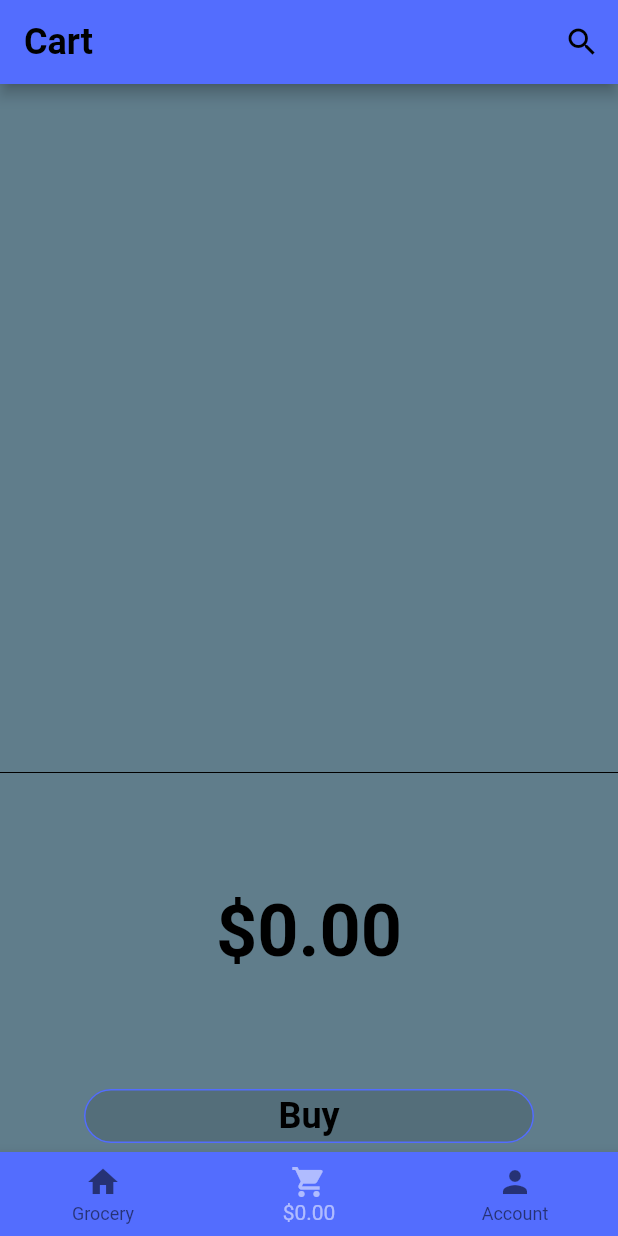
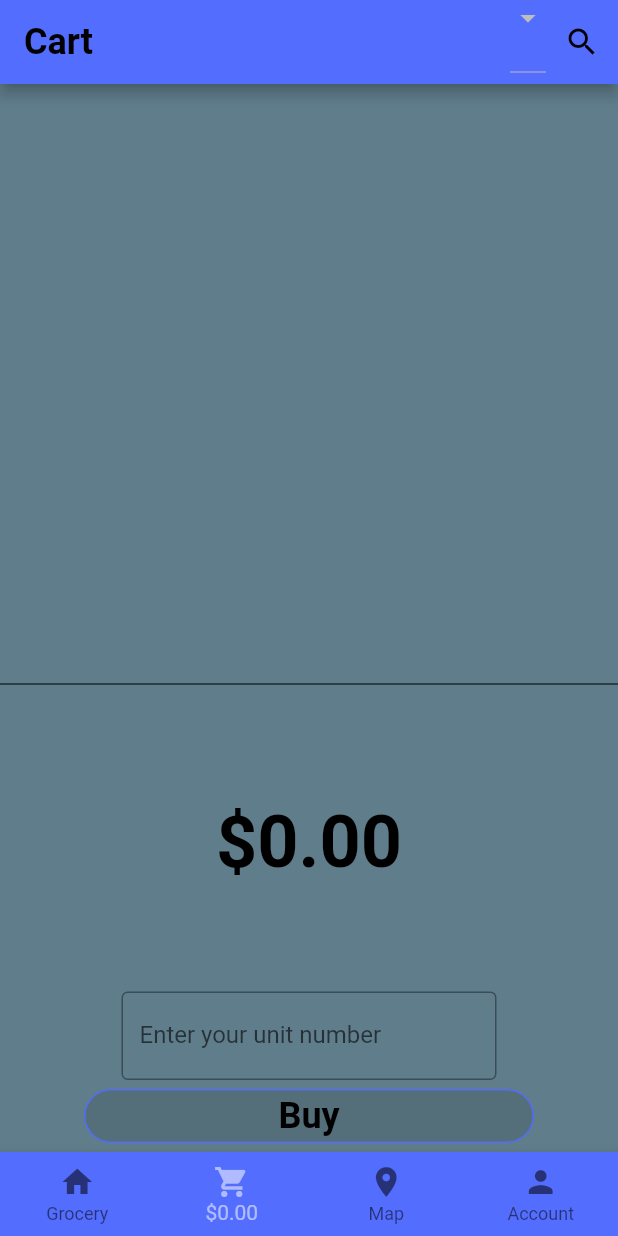
Before and after one commit to SamuelKampen/grocery_bullet, a Flutter app: the Home screen opened directly, item 2 of the bottom bar chosen, on a phone screen of 412 x 824 dp. Run offline on Flutter 3.47's test engine with Material 2 defaults, Android fonts, the phone set to English and light mode, and no system bars; our stand-ins replace cloud_firestore, firebase_auth, font_awesome_flutter, geolocator, google_maps_flutter, google_sign_in; missing offline and left inert: square_in_app_payments; accounts and stored records are empty; Roboto replaces fonts that are missing (Corben).

Commit message:
Add multiple locations.

```diff
--- a/lib/authentication/authenticator.dart
+++ b/lib/authentication/authenticator.dart
@@ -12,7 +12,6 @@ class Authenticator {
 
   Future<FirebaseUser> signInWithGoogle() async {
     GoogleSignInAccount googleUser = await _googleSignIn.signIn();
-    // TODO Handle googleUser being null
     GoogleSignInAuthentication googleAuth = await googleUser.authentication;
     AuthCredential credential = GoogleAuthProvider.getCredential(
       accessToken: googleAuth.accessToken,
--- /dev/null
+++ b/lib/location/locator.dart
@@ -0,0 +1,32 @@
+import 'package:cloud_firestore/cloud_firestore.dart';
+import 'package:geolocator/geolocator.dart';
+import 'package:grocery_bullet/models/location.dart';
+
+class Locator {
+  static final Geolocator geolocator = Geolocator()
+    ..forceAndroidLocationManager;
+
+  static Future<Location> getCurrentLocation() async {
+    QuerySnapshot querySnapshot =
+        await Firestore.instance.collection('locations').getDocuments();
+    Position position = await geolocator.getCurrentPosition(
+        desiredAccuracy: LocationAccuracy.best);
+    GeoPoint usersPosition = GeoPoint(position.latitude, position.longitude);
+    double minDistance = double.infinity;
+    Location closestLocation;
+    for (DocumentSnapshot documentSnapshot in querySnapshot.documents) {
+      Location location = Location.fromSnapshot(documentSnapshot);
+      GeoPoint locationPosition = location.geoPoint;
+      double distanceToLocation =
+          await geolocator.distanceBetween(
+              usersPosition.latitude,
+              usersPosition.longitude,
+              locationPosition.latitude,
+              locationPosition.longitude);
+      if (distanceToLocation < minDistance) {
+        closestLocation = location;
+      }
+    }
+    return closestLocation;
+  }
+}
--- a/lib/main.dart
+++ b/lib/main.dart
@@ -1,6 +1,7 @@
 import 'package:flutter/material.dart';
 import 'package:grocery_bullet/common/theme.dart';
 import 'package:grocery_bullet/models/cart.dart';
+import 'package:grocery_bullet/models/current_location.dart';
 import 'package:grocery_bullet/screens/landing_page.dart';
 import 'package:provider/provider.dart';
 
@@ -11,7 +12,16 @@ class MyApp extends StatelessWidget {
   Widget build(BuildContext context) {
     return MultiProvider(
       providers: [
-        ChangeNotifierProvider(create: (_) => CartModel.empty()),
+        ChangeNotifierProvider(
+          create: (_) => CartModel.empty(),
+        ),
+        ChangeNotifierProvider(
+          create: (_) {
+            CurrentLocation currentLocation = CurrentLocation();
+            currentLocation.establishLocation();
+            return currentLocation;
+            },
+        ),
       ],
       child: MaterialApp(
         theme: appTheme,
--- a/lib/models/cart.dart
+++ b/lib/models/cart.dart
@@ -3,7 +3,7 @@ import 'dart:collection';
 import 'package:flutter/foundation.dart';
 import 'package:grocery_bullet/models/item.dart';
 
-class CartModel extends ChangeNotifier {
+class CartModel with ChangeNotifier {
   // Map that represents the current cart.
   // Maps (Item -> count of Item in cart).
   Map<Item, int> _cart;
--- /dev/null
+++ b/lib/models/current_location.dart
@@ -0,0 +1,23 @@
+
+import 'package:flutter/cupertino.dart';
+import 'package:grocery_bullet/location/locator.dart';
+import 'package:grocery_bullet/models/location.dart';
+
+class CurrentLocation with ChangeNotifier {
+  Location _currentLocation;
+
+  Future<Location> establishLocation() async {
+    if (_currentLocation == null) {
+      _currentLocation = await Locator.getCurrentLocation();
+    }
+    notifyListeners();
+    return _currentLocation;
+  }
+
+  void setCurrentLocation(Location location) {
+    _currentLocation = location;
+    notifyListeners();
+  }
+
+  Location getCurrentLocation() => _currentLocation;
+}
--- a/lib/models/item.dart
+++ b/lib/models/item.dart
@@ -1,4 +1,3 @@
-// Model to represent a document in the grocery collection in Firestore
 import 'package:cloud_firestore/cloud_firestore.dart';
 
 class Item {
--- /dev/null
+++ b/lib/models/location.dart
@@ -0,0 +1,35 @@
+import 'package:cloud_firestore/cloud_firestore.dart';
+import 'package:grocery_bullet/models/item.dart';
+
+class Location {
+  final String name;
+  final GeoPoint geoPoint;
+  final DocumentReference reference;
+  final List<int> units;
+  final List<Item> grocery;
+
+  Location.fromMap(Map<String, dynamic> map, {this.reference})
+      : assert(map['name'] != null),
+        assert(map['location'] != null),
+        assert(map['units'] != null),
+        assert(map['grocery'] != null),
+        name = map['name'],
+        geoPoint = map['location'],
+        units = List<int>.from(map['units']),
+        grocery = _buildGrocery(map['grocery']);
+
+  Location.fromSnapshot(DocumentSnapshot snapshot)
+      : this.fromMap(snapshot.data, reference: snapshot.reference);
+
+  bool operator ==(other) => other is Location && other.geoPoint == geoPoint;
+
+  int get hashCode => geoPoint.hashCode;
+
+  static List<Item> _buildGrocery(List items) {
+    List<Item> result = [];
+    for (Map<dynamic, dynamic> item in items) {
+      result.add(Item.fromMap(Map<String, dynamic>.from(item)));
+    }
+    return result;
+  }
+}
--- a/lib/screens/cart.dart
+++ b/lib/screens/cart.dart
@@ -1,7 +1,10 @@
 import 'package:cloud_firestore/cloud_firestore.dart';
 import 'package:flutter/material.dart';
+import 'package:flutter/services.dart';
+import 'package:grocery_bullet/location/locator.dart';
 import 'package:grocery_bullet/models/cart.dart';
 import 'package:grocery_bullet/models/item.dart';
+import 'package:grocery_bullet/models/location.dart';
 import 'package:grocery_bullet/widgets/BuyButton.dart';
 import 'package:grocery_bullet/widgets/CartContents.dart';
 import 'package:grocery_bullet/widgets/CartTotal.dart';
@@ -18,6 +21,7 @@ class Cart extends StatefulWidget {
 
 class _CartState extends State<Cart> {
   CartModel _cartModel;
+  int unitNumber;
 
   @override
   Widget build(BuildContext context) {
@@ -34,8 +38,24 @@ class _CartState extends State<Cart> {
           ),
           Divider(height: 10, color: Colors.black),
           CartTotal(),
+          Container(
+            width: 250,
+            child: TextField(
+              decoration: InputDecoration(
+                labelText: 'Enter your unit number',
+                border: OutlineInputBorder(),
+              ),
+              keyboardType: TextInputType.number,
+              inputFormatters: [WhitelistingTextInputFormatter.digitsOnly],
+              onSubmitted: (newUnitNumber) {
+                setState(() {
+                  unitNumber = int.parse(newUnitNumber);
+                });
+              },
+            ),
+          ),
           BuyButton(
-            onPressed: _cartModel.isEmpty() ? null: _pay,
+            onPressed: _cartModel.isEmpty() || unitNumber == null ? null : _pay,
           ),
         ],
       ),
@@ -58,20 +78,32 @@ class _CartState extends State<Cart> {
 
   void _cardEntryComplete() {
     Map<Item, int> cartItems = _cartModel.getCart();
+    Firestore.instance.runTransaction((transaction) async {
+      Location location = await Locator.getCurrentLocation();
+      DocumentSnapshot freshSnap = await transaction.get(location.reference);
+      List<Map<dynamic, dynamic>> storedGrocery =
+          List<Map<dynamic, dynamic>>.from(freshSnap['grocery']);
+      List<Map<dynamic, dynamic>> updatedGrocery = [];
+      for (int i = 0; i < storedGrocery.length; i++) {
+        Map<dynamic, dynamic> map = storedGrocery[i];
+        Item storedItem = Item.fromMap(Map<String, dynamic>.from(map));
         for (Item item in cartItems.keys) {
           int itemCountRequested = cartItems[item];
-      Firestore.instance.runTransaction((transaction) async {
-        DocumentSnapshot freshSnap = await transaction.get(item.reference);
-        int itemCountAvailable = freshSnap['count'];
+          if (storedItem.name == item.name) {
+            int itemCountAvailable = storedItem.count;
             int itemCountSent = itemCountAvailable >= itemCountRequested
                 ? itemCountRequested
                 : itemCountAvailable;
             int itemCountRemaining = itemCountAvailable - itemCountSent;
+            map['count'] = itemCountRemaining;
+          }
+        }
+        updatedGrocery.add(map);
+      }
       await transaction.update(freshSnap.reference, {
-          'count': itemCountRemaining,
+        'grocery': updatedGrocery,
       });
     });
-    }
     _cartModel.resetCart();
     Scaffold.of(context)
         .showSnackBar(SnackBar(content: Text('Your items are on the way!!')));
--- a/lib/screens/home.dart
+++ b/lib/screens/home.dart
@@ -3,7 +3,9 @@ import 'package:grocery_bullet/models/cart.dart';
 import 'package:grocery_bullet/screens/account.dart';
 import 'package:grocery_bullet/screens/cart.dart';
 import 'package:grocery_bullet/screens/grocery.dart';
+import 'package:grocery_bullet/screens/map.dart';
 import 'package:grocery_bullet/search/ItemSearchDelegate.dart';
+import 'package:grocery_bullet/widgets/LocationSelector.dart';
 import 'package:intl/intl.dart';
 import 'package:provider/provider.dart';
 
@@ -22,11 +24,13 @@ class _HomeState extends State<Home> {
   final List<Widget> _children = [
     Grocery(),
     Cart(),
+    MapPicker(),
     Account(),
   ];
   final List<String> _appBarNames = [
     'Grocery',
     'Cart',
+    'Map',
     'Account',
   ];
 
@@ -36,12 +40,13 @@ class _HomeState extends State<Home> {
     return Scaffold(
       appBar: AppBar(
         actions: <Widget>[
+          LocationSelector(),
           IconButton(
             onPressed: () {
               showSearch(context: context, delegate: ItemSearchDelegate());
             },
             icon: Icon(Icons.search, color: Colors.black,),
-          )
+          ),
         ],
         title: Text(_appBarNames[_currentIndex],
             style: Theme.of(context).textTheme.display4),
@@ -53,6 +58,7 @@ class _HomeState extends State<Home> {
         currentIndex: _currentIndex,
         backgroundColor: Colors.indigoAccent,
         selectedItemColor: Colors.white54,
+        type: BottomNavigationBarType.fixed,
         items: [
           new BottomNavigationBarItem(
             icon: Icon(Icons.home),
@@ -61,6 +67,10 @@ class _HomeState extends State<Home> {
           new BottomNavigationBarItem(
             icon: Icon(Icons.shopping_cart),
             title: Text('\$${oCcy.format(cart.getTotalPrice())}'),
+          ),
+          new BottomNavigationBarItem(
+            icon: Icon(Icons.location_on),
+            title: Text('Map'),
           ),
           new BottomNavigationBarItem(
               icon: Icon(Icons.person), title: Text('Account'))
--- /dev/null
+++ b/lib/widgets/LocationSelector.dart
@@ -0,0 +1,53 @@
+import 'package:cloud_firestore/cloud_firestore.dart';
+import 'package:flutter/material.dart';
+import 'package:grocery_bullet/models/cart.dart';
+import 'package:grocery_bullet/models/current_location.dart';
+import 'package:grocery_bullet/models/location.dart';
+import 'package:provider/provider.dart';
+
+class LocationSelector extends StatefulWidget {
+  @override
+  _LocationSelectorState createState() => _LocationSelectorState();
+}
+
+class _LocationSelectorState extends State<LocationSelector> {
+  Location location;
+
+  @override
+  Widget build(BuildContext context) {
+    return StreamBuilder(
+      stream: Firestore.instance.collection('locations').snapshots(),
+      builder: (context, snapshot) {
+        if (snapshot.hasData) {
+          List<DropdownMenuItem<Location>> dropdownItems = [];
+          for (DocumentSnapshot documentSnapshot in snapshot.data.documents) {
+            Location toAddlocation = Location.fromSnapshot(documentSnapshot);
+            dropdownItems.add(
+              DropdownMenuItem<Location>(
+                value: toAddlocation,
+                child: Text(toAddlocation.name),
+              ),
+            );
+          }
+          return DropdownButton<Location>(
+            value: location ??
+                Provider.of<CurrentLocation>(context).getCurrentLocation(),
+            icon: Icon(Icons.arrow_drop_down),
+            items: dropdownItems,
+            onChanged: (Location newLocation) {
+              setState(
+                () {
+                  location = newLocation;
+                  Provider.of<CurrentLocation>(context)
+                      .setCurrentLocation(location);
+                  Provider.of<CartModel>(context).resetCart();
+                },
+              );
+            },
+          );
+        }
+        return Container();
+      },
+    );
+  }
+}
--- a/pubspec.yaml
+++ b/pubspec.yaml
@@ -13,6 +13,9 @@ dependencies:
   firebase_auth: any
   google_sign_in: any
   font_awesome_flutter: ^8.8.1
+  geolocator: any
+  google_maps_flutter: ^0.5.27+3
+  geocoder: ^0.2.1
 
   flutter:
     sdk: flutter
```
Also changed, not shown: lib/screens/grocery.dart (+6 -9 lines), lib/screens/map.dart (added, +62 -0 lines), lib/search/ItemSearchDelegate.dart (+12 -16 lines), pubspec.lock, 3 other files. Lines whose indentation alone changed are shown as unchanged.
